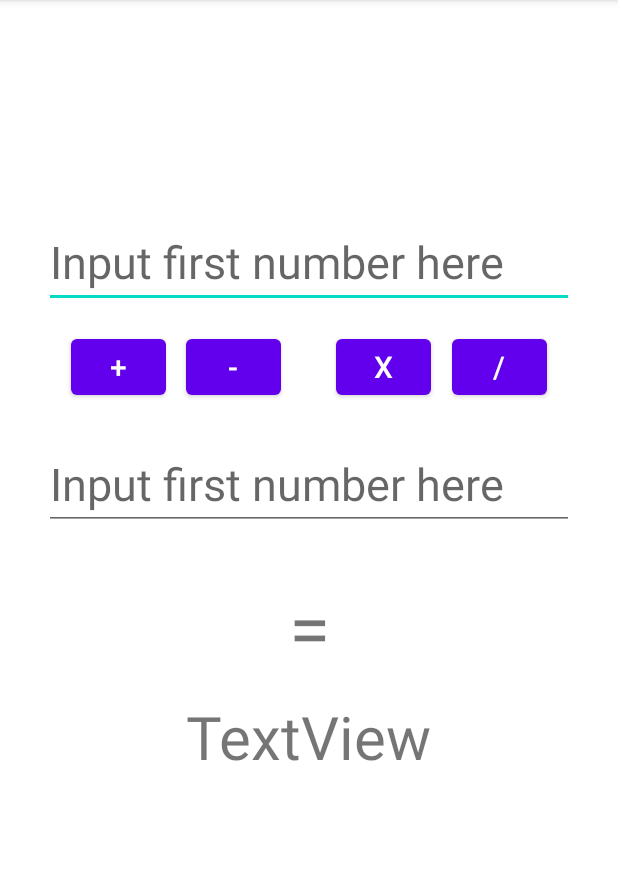
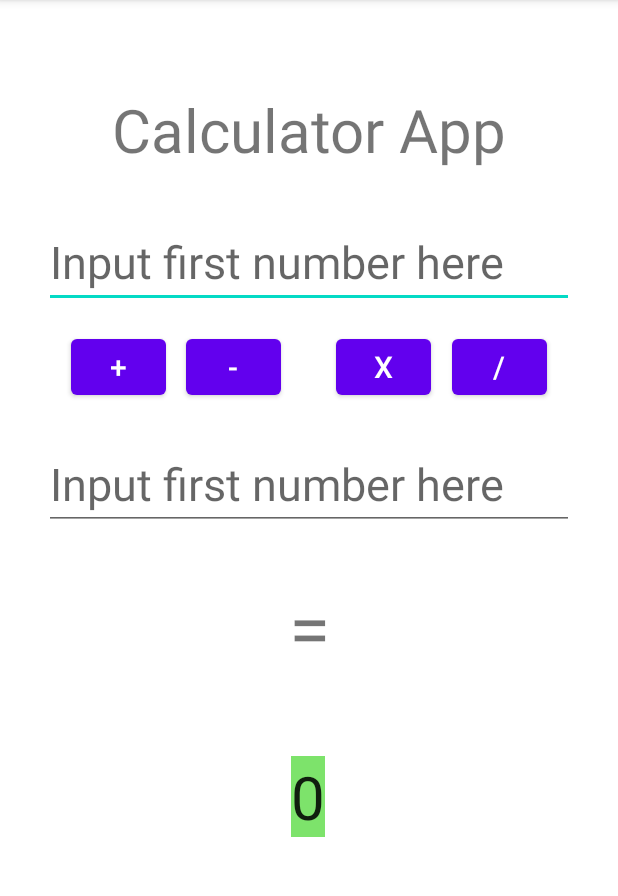
Before and after one commit to Alex-Sauer/MyCalculatorApp, an Android app: the screen it shows after launch (MainActivity), after a tap on an icon or button, on a phone screen of 412 x 824 dp, the part 84-980 px from its top. Run offline under Robolectric (Android 15) with nearby library versions, the phone set to English and light mode, and no system bars; 2 statements that could not run were skipped.

```diff
--- a/app/src/main/java/com/example/mycalcapp/MainActivity.java
+++ b/app/src/main/java/com/example/mycalcapp/MainActivity.java
@@ -15,11 +15,24 @@ public class MainActivity extends AppCompatActivity {
         super.onCreate(savedInstanceState);
         setContentView(R.layout.activity_main);
     }
-
-//    public Integer solve(int button, int numOne, int numTwo){
-//
-//    }
-
+    int operation = 5;
+    int total=0;
+    public void add (View view){
+        operation=1;
+        solve(view);
+    }
+    public void sub (View view){
+        operation=2;
+        solve(view);
+    }
+    public void multiply (View view){
+        operation=2;
+        solve(view);
+    }
+    public void divide (View view){
+        operation=2;
+        solve(view);
+    }
     public void solve(View view){
         Intent intent = getIntent();
         String nameToShow = intent.getStringExtra("");
@@ -29,21 +42,21 @@ public class MainActivity extends AppCompatActivity {
         String botNum = botTxt.getText().toString();
         int num1= Integer.parseInt(topNum);
         int num2= Integer.parseInt(botNum);
-        int total;
-        total = num1+num2;
-//        if (){
-//            //add
-//            total = num1+num2;
-//        }else if (){
-//            //sub
-//        }else if(){
-//            //mult
-//        }else{
-//            //div
-//        }
+        if (operation==1){
+            //add
+            total = num1+num2;
+        }
+        else if (operation==2) {
+            total = num1-num2;
+        }else if(operation==3){
+            total = num1*num2;
+        }else{
+            total = num1/num2;
+        }
 
         String wordTotal = ("" + total);
-
+        EditText editText = (EditText) findViewById(R.id.answerBox);
+        editText.setText(wordTotal);//set the text in edit text
     }
 
 }
--- a/app/src/main/res/layout/activity_main.xml
+++ b/app/src/main/res/layout/activity_main.xml
@@ -12,7 +12,7 @@
         android:layout_height="49dp"
         android:layout_marginStart="301dp"
         android:layout_marginTop="220dp"
-        android:onClick="solve"
+        android:onClick="divide"
         android:text="/"
         android:textSize="20sp"
         app:layout_constraintStart_toStartOf="parent"
@@ -24,7 +24,7 @@
         android:layout_height="49dp"
         android:layout_marginStart="124dp"
         android:layout_marginTop="220dp"
-        android:onClick="solve"
+        android:onClick="sub"
         android:text="-"
         android:textSize="20sp"
         app:layout_constraintStart_toStartOf="parent"
@@ -36,7 +36,8 @@
         android:layout_height="49dp"
         android:layout_marginStart="47dp"
         android:layout_marginTop="220dp"
-        android:onClick="solve"
+
+        android:onClick="add"
         android:text="+"
         android:textSize="20sp"
         app:layout_constraintStart_toStartOf="parent"
@@ -48,7 +49,7 @@
         android:layout_height="49dp"
         android:layout_marginStart="224dp"
         android:layout_marginTop="220dp"
-        android:onClick="solve"
+        android:onClick="multiply"
         android:text="x"
         android:textSize="20sp"
         app:layout_constraintStart_toStartOf="parent"
@@ -84,15 +85,15 @@
         app:layout_constraintStart_toStartOf="parent"
         app:layout_constraintTop_toTopOf="parent" />
 
-    <TextView
+    <EditText
         android:id="@+id/answerBox"
         android:layout_width="wrap_content"
         android:layout_height="wrap_content"
-        android:layout_marginTop="464dp"
-        android:text="TextView"
+        android:layout_marginTop="504dp"
+        android:background="#7DE36B"
         android:textSize="40dp"
         app:layout_constraintEnd_toEndOf="parent"
-        app:layout_constraintHorizontal_bias="0.5"
+        app:layout_constraintHorizontal_bias="0.498"
         app:layout_constraintStart_toStartOf="parent"
         app:layout_constraintTop_toTopOf="parent" />
 
@@ -107,5 +108,17 @@
         app:layout_constraintStart_toStartOf="parent"
         app:layout_constraintTop_toTopOf="parent" />
 
+    <TextView
+        android:id="@+id/calcTitle"
+        android:layout_width="wrap_content"
+        android:layout_height="wrap_content"
+        android:layout_marginTop="59dp"
+        android:text="Calculator App"
+        android:textSize="40dp"
+        app:layout_constraintEnd_toEndOf="parent"
+        app:layout_constraintHorizontal_bias="0.5"
+        app:layout_constraintStart_toStartOf="parent"
+        app:layout_constraintTop_toTopOf="parent" />
+
 
 </androidx.constraintlayout.widget.ConstraintLayout>
```
